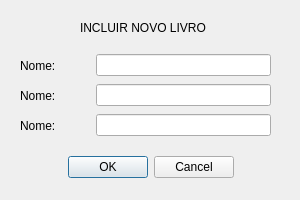
First picture: the form in incluirlivro.ui, repository ErikaFernanda/Loja, before the edit.
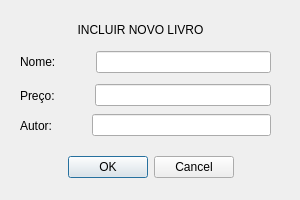
Second picture: the form after the edit.

The edit to the form file:
```diff
--- a/incluirlivro.ui
+++ b/incluirlivro.ui
@@ -44,7 +44,7 @@
      <x>20</x>
      <y>50</y>
      <width>251</width>
-     <height>31</height>
+     <height>24</height>
     </rect>
    </property>
    <layout class="QHBoxLayout" name="horizontalLayout">
@@ -92,7 +92,7 @@
        <bool>true</bool>
       </property>
       <property name="text">
-       <string>Nome:</string>
+       <string>Preço:</string>
       </property>
      </widget>
     </item>
@@ -127,7 +127,7 @@
        <bool>true</bool>
       </property>
       <property name="text">
-       <string>Nome:</string>
+       <string>Autor:</string>
       </property>
      </widget>
     </item>
@@ -146,15 +146,18 @@
   <widget class="QLabel" name="label_7">
    <property name="geometry">
     <rect>
-     <x>80</x>
+     <x>10</x>
      <y>20</y>
-     <width>161</width>
-     <height>16</height>
+     <width>261</width>
+     <height>20</height>
     </rect>
    </property>
    <property name="text">
     <string>INCLUIR NOVO LIVRO</string>
    </property>
+   <property name="alignment">
+    <set>Qt::AlignCenter</set>
+   </property>
   </widget>
  </widget>
  <resources/>
```
Left out of the diff: 10 changed lines with no effect on the pictures.
